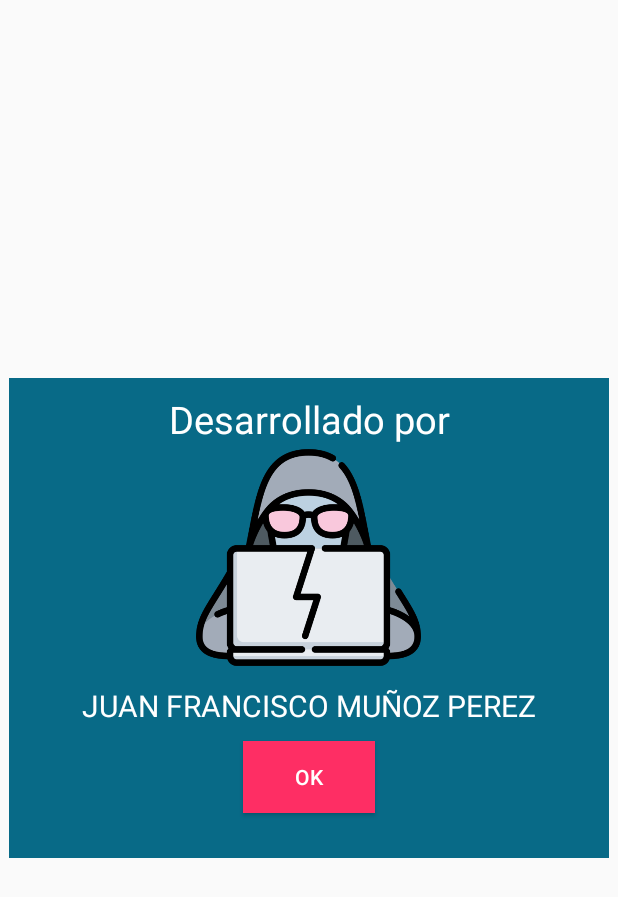
After one commit to Juanfran-10/Juego-Golpea-Topo, an Android app: the layout acerca_de.xml on its own in the app's theme, with its tools: preview values and no code run, on a phone screen of 412 x 824 dp. The commit adds this screen. Shown: the top 897 px of the screen. Run offline under Robolectric (Android 15) with nearby library versions, the phone set to English and light mode, and no system bars.

Commit message:
implementation about

```diff
--- a/app/src/main/java/com/example/juegogolpeatopo/Menu.java
+++ b/app/src/main/java/com/example/juegogolpeatopo/Menu.java
@@ -8,6 +8,7 @@ import androidx.appcompat.widget.LinearLayoutCompat;
 import androidx.core.content.ContextCompat;
 
 import android.annotation.SuppressLint;
+import android.app.Dialog;
 import android.content.DialogInterface;
 import android.content.Intent;
 import android.content.pm.PackageManager;
@@ -72,6 +73,7 @@ public class Menu extends AppCompatActivity {
     private String[] permisosAlmacenamiento;
     private Uri imagenUri;
     private String perfil;
+    private Dialog dialog;
 
     @Override
     protected void onCreate(Bundle savedInstanceState) {
@@ -108,6 +110,8 @@ public class Menu extends AppCompatActivity {
         imagenPerfil = (CircleImageView) findViewById(R.id.imagenPerfil);
 
         referenciaAlmacenamiento = FirebaseStorage.getInstance().getReference();
+
+        dialog = new Dialog(Menu.this);
 
         //Cambiamos los tipos de letra
         txtMiPerfil.setTypeface(tf);
@@ -157,7 +161,6 @@ public class Menu extends AppCompatActivity {
             @Override
             public void onClick(View v) {
                 startActivity(new Intent(Menu.this, CambioDePassword.class));
-                Toast.makeText(Menu.this, "Cambiando password", Toast.LENGTH_SHORT).show();
             }
         });
 
@@ -171,9 +174,7 @@ public class Menu extends AppCompatActivity {
 
         btAcercaDe.setOnClickListener(new View.OnClickListener() {
             @Override
-            public void onClick(View v) {
-                Toast.makeText(Menu.this, "ACERCA DE", Toast.LENGTH_SHORT).show();
-            }
+            public void onClick(View v) { acercaDe(tf); }
         });
 
         btCerrarSesion.setOnClickListener(new View.OnClickListener() {
@@ -408,4 +409,28 @@ public class Menu extends AppCompatActivity {
         });
         builder.create().show();
     }
+
+    private void acercaDe(Typeface tf){
+        TextView txtDesarrolladoPor, txtDevNombre;
+        Button ok;
+
+        dialog.setContentView(R.layout.acerca_de);
+
+        txtDesarrolladoPor = dialog.findViewById(R.id.txtDesarrolladoPor);
+        txtDevNombre = dialog.findViewById(R.id.txtDevNombre);
+        ok = dialog.findViewById(R.id.ok);
+
+        ok.setOnClickListener(new View.OnClickListener() {
+            @Override
+            public void onClick(View v) {
+                dialog.dismiss();
+            }
+        });
+
+        txtDesarrolladoPor.setTypeface(tf);
+        txtDevNombre.setTypeface(tf);
+        ok.setTypeface(tf);
+
+        dialog.show();
+    }
 }
--- /dev/null
+++ b/app/src/main/res/layout/acerca_de.xml
@@ -0,0 +1,52 @@
+<?xml version="1.0" encoding="utf-8"?>
+<RelativeLayout
+    xmlns:android="http://schemas.android.com/apk/res/android"
+    android:layout_width="match_parent"
+    android:layout_height="match_parent"
+    android:gravity="center">
+
+    <androidx.appcompat.widget.LinearLayoutCompat
+        android:layout_width="400dp"
+        android:layout_height="320dp"
+        android:background="#086A87"
+        android:orientation="vertical">
+
+        <TextView
+            android:id="@+id/txtDesarrolladoPor"
+            android:text="@string/txtDesarrolladoPor"
+            android:textColor="#ffffff"
+            android:textSize="25sp"
+            android:gravity="center"
+            android:layout_marginTop="10dp"
+            android:layout_width="match_parent"
+            android:layout_height="wrap_content"/>
+
+        <androidx.appcompat.widget.AppCompatImageView
+            android:layout_width="150dp"
+            android:layout_height="150dp"
+            android:src="@drawable/programer"
+            android:layout_gravity="center"/>
+
+        <TextView
+            android:id="@+id/txtDevNombre"
+            android:text="@string/txtDevNombre"
+            android:textColor="#ffffff"
+            android:textSize="20sp"
+            android:gravity="center"
+            android:layout_marginTop="10dp"
+            android:layout_width="match_parent"
+            android:layout_height="wrap_content"/>
+
+        <Button
+            android:id="@+id/ok"
+            android:text="@string/ok"
+            android:background="#FE2E64"
+            android:textColor="#ffffff"
+            android:layout_gravity="center"
+            android:layout_marginTop="10dp"
+            android:layout_width="wrap_content"
+            android:layout_height="wrap_content"/>
+
+    </androidx.appcompat.widget.LinearLayoutCompat>
+
+</RelativeLayout>
--- a/app/src/main/res/values/strings.xml
+++ b/app/src/main/res/values/strings.xml
@@ -67,9 +67,14 @@
     <string name="paisDetalle"> Pais </string>
     <string name="puntosDetalle"> Puntos </string>
 
-    <!--  -->
+    <!-- CAMBIO DE PASSWORD -->
     <string name="actualPassword">Contraseña actual</string>
     <string name="nuevoPassword">Nueva contraseña</string>
     <string name="cambiarPassword">Cambiar constraseña</string>
 
+    <!-- ACERCA DE -->
+    <string name="txtDesarrolladoPor">Desarrollado por</string>
+    <string name="txtDevNombre">JUAN FRANCISCO MUÑOZ PEREZ</string>
+    <string name="ok">OK</string>
+
 </resources>
```
Also changed, not shown: app/src/main/res/drawable/programer.png (added).
